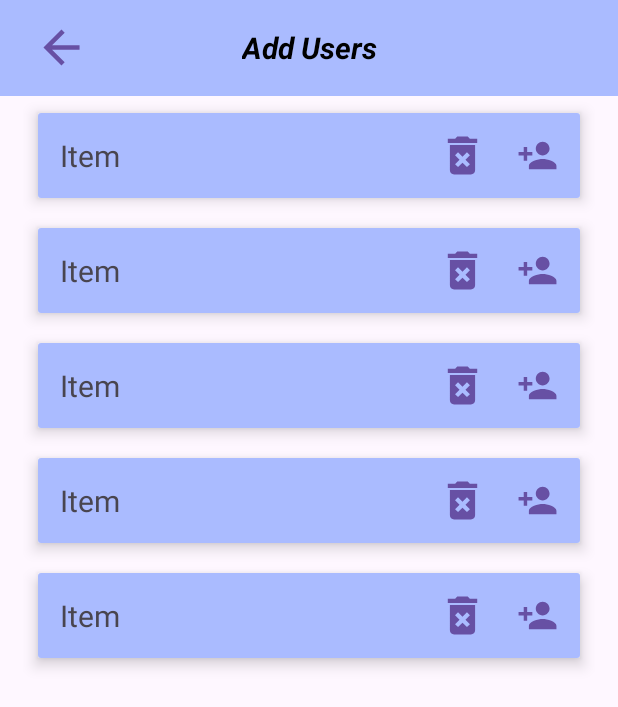
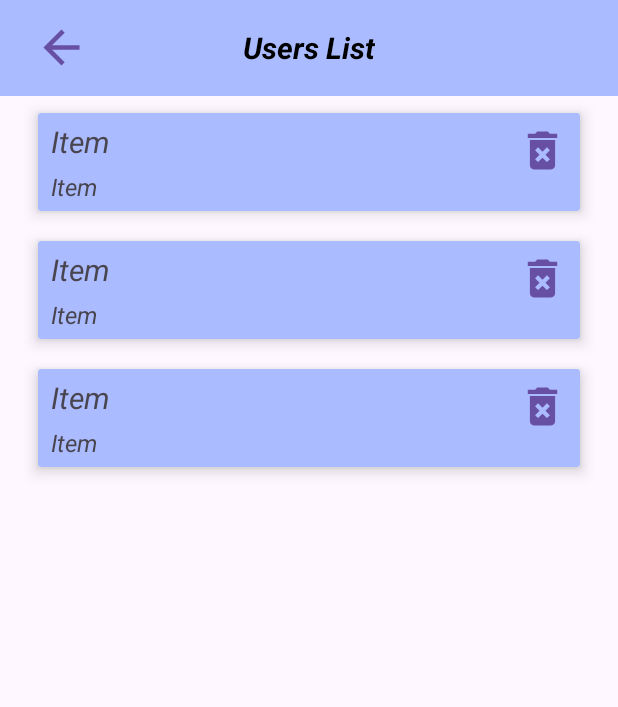
Before and after one commit to ahjuissi/BookBuddy, an Android app: the layout fragment_user_list.xml on its own in the app's theme, with its tools: preview values and no code run, on a phone screen of 412 x 824 dp. Shown: the top 707 px of the screen. Run offline under Robolectric (Android 15) with nearby library versions, the phone set to English and light mode, and no system bars.

Commit message:
Duze zmiany, naprawienie powrotu oraz wejscia do fragmentow, sprawdzenie jaka uzytkownik posiada role, wyswietlenie prototypowej listy uzytkownikow

```diff
--- a/app/src/main/java/com/example/bookbuddy/UserViewModel.kt
+++ b/app/src/main/java/com/example/bookbuddy/UserViewModel.kt
@@ -1,3 +1,3 @@
 package com.example.bookbuddy
 
-data class UserViewModel(val name: String, val userId: Int)
+data class UserViewModel(val name: String,val mail:String)
--- a/app/src/main/res/layout/activity_main.xml
+++ b/app/src/main/res/layout/activity_main.xml
@@ -28,11 +28,11 @@
     <com.google.android.material.bottomnavigation.BottomNavigationView
         android:id="@+id/bottomNavigationView"
         android:layout_width="match_parent"
-        android:layout_height="75dp"
+        android:layout_height="wrap_content"
         app:layout_constraintBottom_toBottomOf="parent"
         app:layout_constraintEnd_toEndOf="parent"
         app:layout_constraintHorizontal_bias="0.5"
-        app:itemIconSize="45dp"
+        app:itemIconSize="50dp"
         app:layout_constraintStart_toStartOf="parent"
         app:menu="@menu/bottom_nav_menu"/>
 
--- a/app/src/main/res/layout/fragment_admin_add.xml
+++ b/app/src/main/res/layout/fragment_user_list.xml
@@ -6,6 +6,7 @@
     android:layout_width="match_parent"
     android:layout_height="match_parent"
     tools:context=".MainActivity">
+
 
     <com.google.android.material.appbar.AppBarLayout
         android:layout_width="0dp"
@@ -33,7 +34,7 @@
                 android:layout_width="wrap_content"
                 android:layout_height="50dp"
                 android:textSize="20sp"
-                android:text="Add Users"
+                android:text="Users List"
                 android:textStyle="italic|bold"
                 android:textColor="#000000"
                 android:layout_gravity="center"
@@ -49,7 +50,7 @@
         android:layout_height="match_parent"
         android:padding="15dp"
         android:layout_marginTop="50dp"
-        tools:itemCount="5"
+        android:layout_marginBottom="70dp"
         tools:listitem="@layout/user_list_view_design" />
 
 </androidx.constraintlayout.widget.ConstraintLayout>
--- a/app/src/main/res/layout/user_list_view_design.xml
+++ b/app/src/main/res/layout/user_list_view_design.xml
@@ -13,35 +13,43 @@
         android:layout_height="wrap_content"
         android:orientation="horizontal"
         android:gravity="center_vertical"
-        android:padding="3dp"
+        android:paddingLeft="3dp"
         android:background="#aabbff">
+        <LinearLayout
+            android:layout_width="match_parent"
+            android:layout_height="wrap_content"
+            android:orientation="vertical">
+            <TextView
+                android:id="@+id/usernameView"
+                android:textStyle="italic"
+                android:layout_width="wrap_content"
+                android:layout_height="wrap_content"
+                android:padding="5dp"
+                android:text="Item"
+                android:textSize="20sp"/>
+            <TextView
+                android:id="@+id/usermailView"
+                android:layout_width="wrap_content"
+                android:textStyle="italic"
+                android:layout_height="wrap_content"
+                android:paddingBottom="5dp"
+                android:paddingLeft="5dp"
+                android:text="Item"
+                android:textSize="16sp"/>
+        </LinearLayout>
 
-        <TextView
-            android:id="@+id/usernameView"
-            android:layout_width="wrap_content"
-            android:layout_height="wrap_content"
-            android:layout_alignParentStart="true"
-            android:layout_toStartOf="@id/deleteButton"
-            android:padding="11dp"
-            android:text="Item"
-            android:textSize="20sp"/>
 
         <Button
             android:id="@+id/deleteButton"
             android:layout_width="50dp"
             android:layout_height="50dp"
-            android:layout_toStartOf="@id/addButton"
+            android:layout_alignParentEnd="true"
+            android:layout_alignParentTop="true"
+            android:gravity="center_vertical"
+            app:layout_constraintDimensionRatio="1:1"
+            app:layout_constraintWidth_percent=".08"
             android:background="@drawable/ic_delete_btt_foreground"/>
 
-        <Button
-            android:id="@+id/addButton"
-            android:layout_alignParentEnd="true"
-            android:layout_alignParentTop="true"
-            android:layout_width="50dp"
-            android:layout_height="50dp"
-            android:background="@drawable/ic_add_btt_foreground"
-            app:layout_constraintDimensionRatio="1:1"
-            app:layout_constraintWidth_percent=".08" />
     </RelativeLayout>
 
 </androidx.cardview.widget.CardView>
```
Also changed, not shown: app/src/main/java/com/example/bookbuddy/AdminFragment.kt (+19 -24 lines), app/src/main/java/com/example/bookbuddy/LoginActivity.kt (+17 -9 lines), app/src/main/java/com/example/bookbuddy/NavActivity.kt (+46 -3 lines), app/src/main/java/com/example/bookbuddy/ProfileFragment.kt (+0 -16 lines), app/src/main/java/com/example/bookbuddy/SignupActivity.kt (+20 -9 lines), app/src/main/java/com/example/bookbuddy/UserAdapter.kt (+3 -6 lines), app/src/main/java/com/example/bookbuddy/UserListFragment.kt (added, +70 -0 lines).
